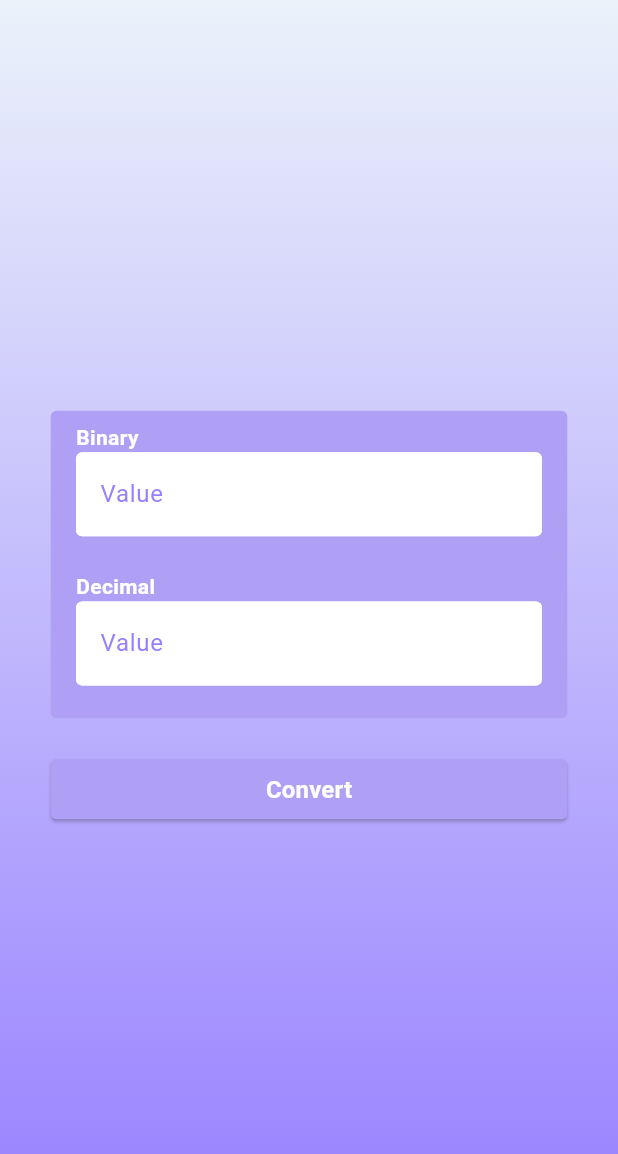
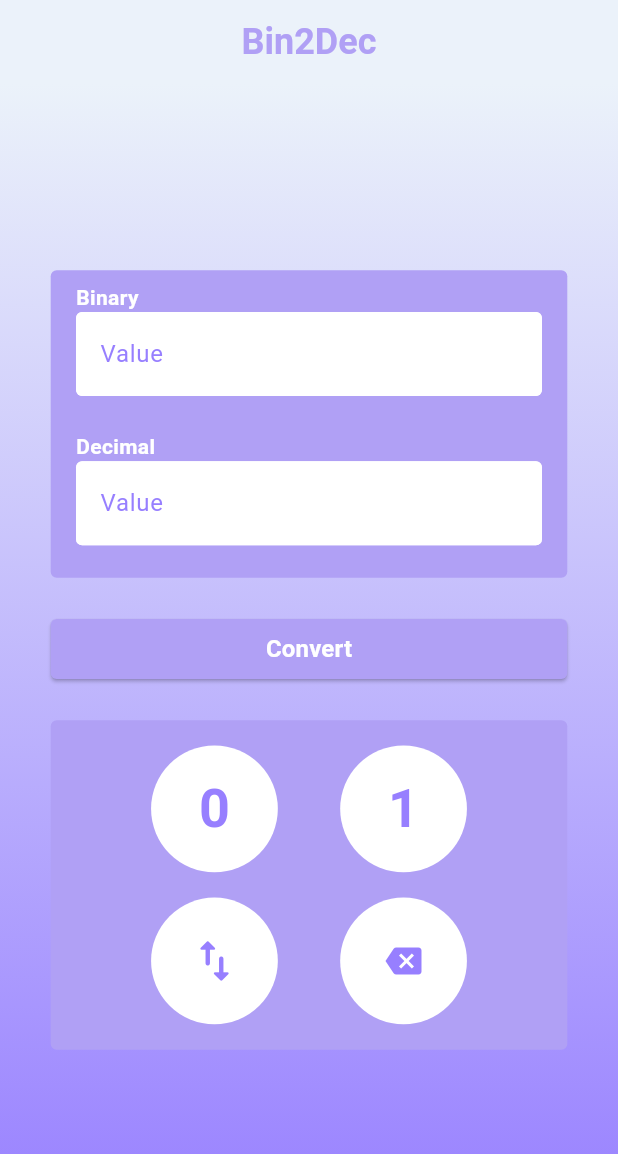
Before and after one commit to jagrati7305/binary-to-decimal-convertor, a Flutter app: the screen it shows after launch, on a phone screen of 412 x 824 dp. Shown: the top 1154 px of the screen. Run offline on Flutter 3.47's test engine with Material 3 defaults, Android fonts, the light colour scheme and no system bars.

Commit message:
Binary to Decimal Screen UI Completed

```diff
--- a/lib/screens/binary_to_decimal_screen.dart
+++ b/lib/screens/binary_to_decimal_screen.dart
@@ -1,5 +1,7 @@
 import 'package:bin2dec/constants/app_color.dart';
 import 'package:bin2dec/constants/dimensions.dart';
+import 'package:bin2dec/widgets/binary_to_decimal_numpad.dart';
+import 'package:bin2dec/widgets/button.dart';
 import 'package:bin2dec/widgets/placeholder.dart';
 import 'package:flutter/material.dart';
 
@@ -14,7 +16,18 @@ class _BinaryToDecimalScreenState extends State<BinaryToDecimalScreen> {
   @override
   Widget build(BuildContext context) {
     return Scaffold(
-
+      appBar: AppBar(
+        centerTitle: true,
+        backgroundColor: Color(0xFFEBF2FA),
+        title: Text(
+          'Bin2Dec',
+          style: TextStyle(
+            color: AppColor.placeholderColorLight,
+            fontWeight: FontWeight.bold,
+            fontSize: 24
+          ),
+        ),
+      ),
       body: Container(
         padding: EdgeInsets.only(left: Dimensions.widthFactor*32,right: Dimensions.widthFactor*32),
         decoration: BoxDecoration(
@@ -77,7 +90,19 @@ class _BinaryToDecimalScreenState extends State<BinaryToDecimalScreen> {
                 ),
               ),
               ),
-
+            SizedBox(
+              height: Dimensions.heightFactor*24,
+            ),
+            Container(
+              padding: EdgeInsets.only(left: Dimensions.widthFactor*24,right: Dimensions.widthFactor*24),
+              width: Dimensions.widthFactor*326,
+              height: Dimensions.heightFactor*225,
+              decoration: BoxDecoration(
+                color: AppColor.placeholderColorLight,
+                borderRadius: BorderRadius.circular(4)
+              ),
+              child: BinaryToDecimalNumpad(),
+            )
           ],
 
         ),
```
